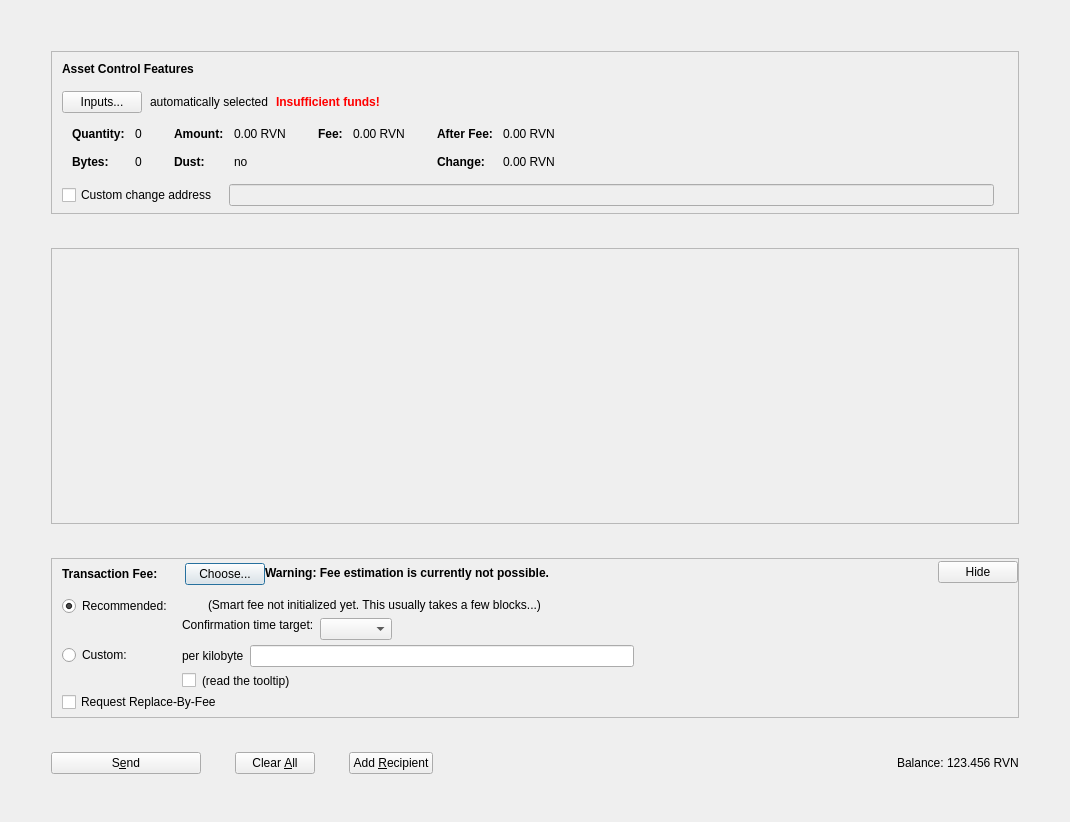
First picture: the form in src/qt/forms/assetsdialog.ui, repository TheRetroMike/ProcyonCoonCoin, before the edit.
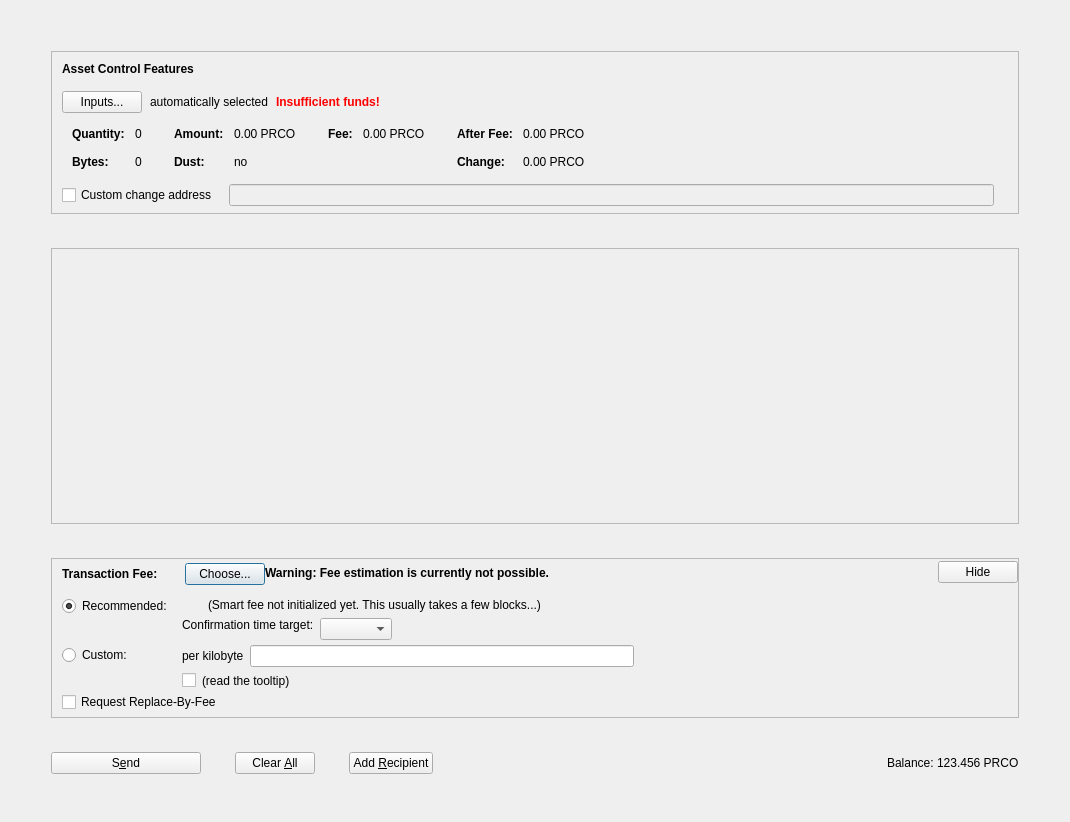
Second picture: the form after the edit. Icons and pictures are not drawn. Custom widgets are drawn as their Qt base class.

Commit message: rename RVN PRCO

What changed in the file:
```diff
--- a/src/qt/forms/assetsdialog.ui
+++ b/src/qt/forms/assetsdialog.ui
@@ -341,7 +341,7 @@
                     <enum>Qt::ActionsContextMenu</enum>
                    </property>
                    <property name="text">
-                    <string notr="true">0.00 RVN</string>
+                    <string notr="true">0.00 PRCO</string>
                    </property>
                    <property name="textInteractionFlags">
                     <set>Qt::LinksAccessibleByMouse|Qt::TextSelectableByKeyboard|Qt::TextSelectableByMouse</set>
@@ -421,7 +421,7 @@
                     <enum>Qt::ActionsContextMenu</enum>
                    </property>
                    <property name="text">
-                    <string notr="true">0.00 RVN</string>
+                    <string notr="true">0.00 PRCO</string>
                    </property>
                    <property name="textInteractionFlags">
                     <set>Qt::LinksAccessibleByMouse|Qt::TextSelectableByKeyboard|Qt::TextSelectableByMouse</set>
@@ -472,7 +472,7 @@
                     <enum>Qt::ActionsContextMenu</enum>
                    </property>
                    <property name="text">
-                    <string notr="true">0.00 RVN</string>
+                    <string notr="true">0.00 PRCO</string>
                    </property>
                    <property name="textInteractionFlags">
                     <set>Qt::LinksAccessibleByMouse|Qt::TextSelectableByKeyboard|Qt::TextSelectableByMouse</set>
@@ -501,7 +501,7 @@
                     <enum>Qt::ActionsContextMenu</enum>
                    </property>
                    <property name="text">
-                    <string notr="true">0.00 RVN</string>
+                    <string notr="true">0.00 PRCO</string>
                    </property>
                    <property name="textInteractionFlags">
                     <set>Qt::LinksAccessibleByMouse|Qt::TextSelectableByKeyboard|Qt::TextSelectableByMouse</set>
@@ -1264,7 +1264,7 @@
             <cursorShape>IBeamCursor</cursorShape>
            </property>
            <property name="text">
-            <string notr="true">123.456 RVN</string>
+            <string notr="true">123.456 PRCO</string>
            </property>
            <property name="textInteractionFlags">
             <set>Qt::LinksAccessibleByMouse|Qt::TextSelectableByKeyboard|Qt::TextSelectableByMouse</set>
```
The commit also changes 135 other files.
